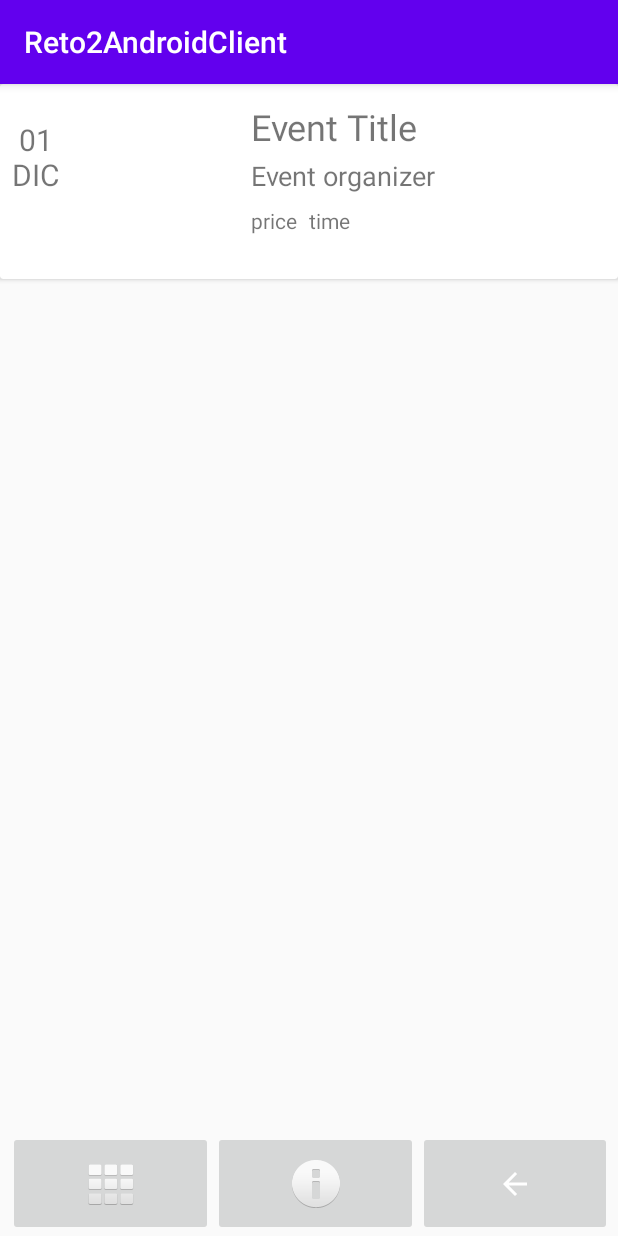
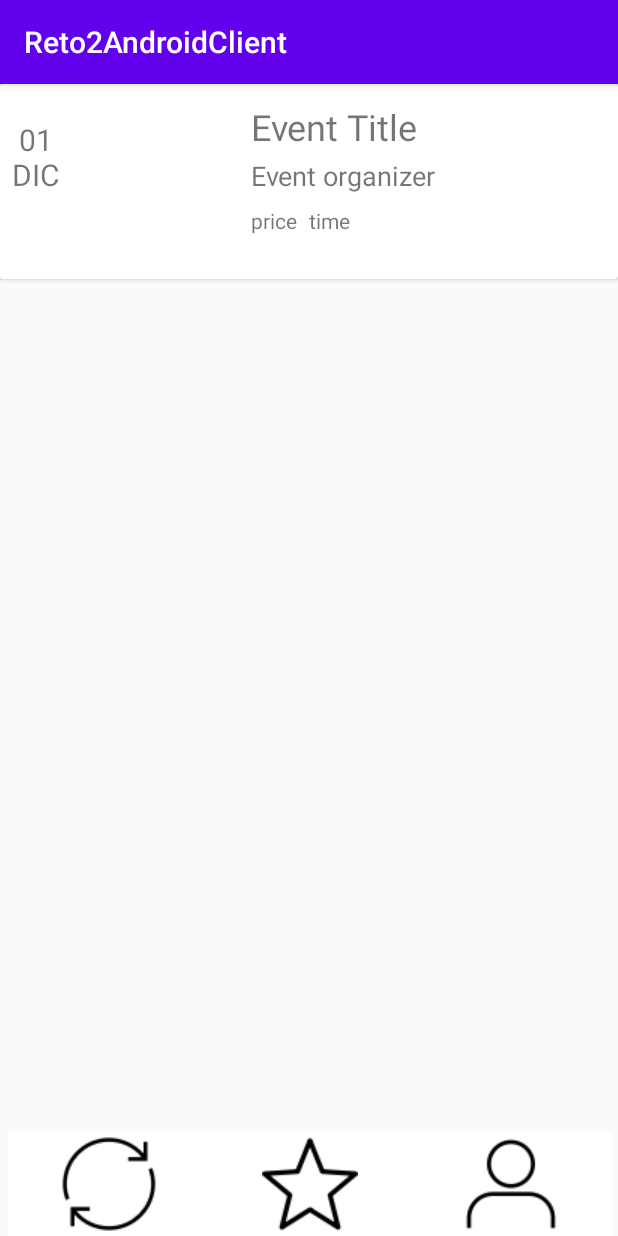
Before and after one commit to grupo2i/reto2AndroidClient, an Android app: the HomeActivity screen opened directly, with no data from a screen before it, on a phone screen of 412 x 824 dp. Run offline under Robolectric (Android 15) with nearby library versions, the phone set to English and light mode, and no system bars.

Commit message:
activity_client_profile.xml and some images implemented.

```diff
--- a/app/src/main/AndroidManifest.xml
+++ b/app/src/main/AndroidManifest.xml
@@ -9,7 +9,8 @@
         android:roundIcon="@mipmap/ic_launcher_round"
         android:supportsRtl="true"
         android:theme="@style/AppTheme">
-        <activity android:name=".activities.SignUpActivity"></activity>
+        <activity android:name=".activities.ClientProfileActivity"></activity>
+        <activity android:name=".activities.SignUpActivity" />
         <activity android:name=".activities.HomeActivity" />
         <activity android:name=".activities.LogInActivity">
             <intent-filter>
--- a/app/src/main/java/com/example/reto2androidclient/activities/HomeActivity.java
+++ b/app/src/main/java/com/example/reto2androidclient/activities/HomeActivity.java
@@ -2,9 +2,13 @@ package com.example.reto2androidclient.activities;
 
 import androidx.appcompat.app.AppCompatActivity;
 
+import android.content.Intent;
 import android.os.Bundle;
+import android.view.View;
+import android.widget.ImageButton;
 
 import com.example.reto2androidclient.R;
+import com.example.reto2androidclient.model.Client;
 
 /**
  * Controller for the Home window.
@@ -13,9 +17,42 @@ import com.example.reto2androidclient.R;
  */
 public class HomeActivity extends AppCompatActivity {
 
+    private Client client;
+    private ImageButton imageButtonReload, imageButtonWishlist, imageButtonProfile;
+
     @Override
     protected void onCreate(Bundle savedInstanceState) {
         super.onCreate(savedInstanceState);
         setContentView(R.layout.activity_home);
+
+        imageButtonReload = findViewById(R.id.imageButtonReloadHome);
+        imageButtonReload.setOnClickListener(new View.OnClickListener() {
+            @Override
+            public void onClick(View v) {
+                reloadContentList();
+            }
+        });
+
+        imageButtonWishlist = findViewById(R.id.imageButtonWishlistHome);
+        imageButtonWishlist.setOnClickListener(new View.OnClickListener() {
+            @Override
+            public void onClick(View v) {
+                throw new UnsupportedOperationException();
+            }
+        });
+
+        imageButtonProfile = findViewById(R.id.imageButtonProfileHome);
+        imageButtonProfile.setOnClickListener(new View.OnClickListener() {
+            @Override
+            public void onClick(View v) {
+                Intent intentToClientProfile = new Intent(HomeActivity.this, ClientProfileActivity.class);
+                intentToClientProfile.putExtra("CLIENT", client);
+                startActivity(intentToClientProfile);
+            }
+        });
+    }
+
+    private void reloadContentList() {
+        throw new UnsupportedOperationException();
     }
 }
--- /dev/null
+++ b/app/src/main/java/com/example/reto2androidclient/model/Client.java
@@ -0,0 +1,6 @@
+package com.example.reto2androidclient.model;
+
+import java.io.Serializable;
+
+public class Client implements Serializable {
+}
--- a/app/src/main/res/layout/activity_home.xml
+++ b/app/src/main/res/layout/activity_home.xml
@@ -18,25 +18,31 @@
         app:layout_constraintStart_toStartOf="parent">
 
         <ImageButton
-            android:id="@+id/imageButton2"
+            android:id="@+id/imageButtonReloadHome"
             android:layout_width="wrap_content"
             android:layout_height="match_parent"
             android:layout_weight="1"
-            app:srcCompat="@android:drawable/ic_dialog_dialer" />
+            android:background="#FFFFFF"
+            app:srcCompat="@drawable/reload_icon"
+            tools:srcCompat="@drawable/reload_icon" />
 
         <ImageButton
-            android:id="@+id/imageButton4"
+            android:id="@+id/imageButtonWishlistHome"
             android:layout_width="wrap_content"
             android:layout_height="match_parent"
             android:layout_weight="1"
-            app:srcCompat="@android:drawable/ic_dialog_info" />
+            android:background="#FFFFFF"
+            app:srcCompat="@drawable/star_icon"
+            tools:srcCompat="@drawable/star_icon" />
 
         <ImageButton
-            android:id="@+id/imageButton3"
+            android:id="@+id/imageButtonProfileHome"
             android:layout_width="wrap_content"
             android:layout_height="match_parent"
             android:layout_weight="1"
-            app:srcCompat="@drawable/abc_vector_test" />
+            android:background="#FFFFFF"
+            app:srcCompat="@drawable/profile_icon"
+            tools:srcCompat="@drawable/profile_icon" />
     </LinearLayout>
 
     <LinearLayout
```
Also changed, not shown: app/src/main/java/com/example/reto2androidclient/activities/ClientProfileActivity.java (added, +47 -0 lines), app/src/main/java/com/example/reto2androidclient/activities/SignUpActivity.java (+5 -5 lines), app/src/main/res/layout/activity_client_profile.xml (added, +115 -0 lines), app/src/main/res/drawable/profile_icon.png (added), app/src/main/res/drawable/profile_image1.png (added), app/src/main/res/drawable/reload_icon.png (added), app/src/main/res/drawable/star_icon.png (added).
